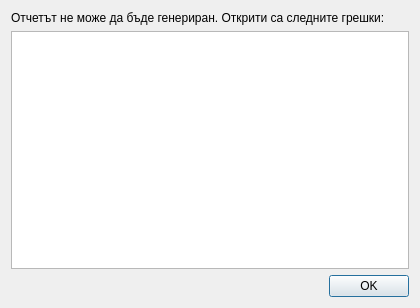
The window that src/View/ReportDialog/ReportErrorDialog/ReportErrorDialog.ui (thefinalcutbg/DinoDent) describes before a commit, drawn with Qt 5.
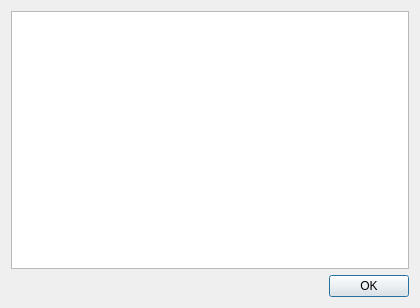
The same window after the commit.

```diff
--- a/src/View/ReportDialog/ReportErrorDialog/ReportErrorDialog.ui
+++ b/src/View/ReportDialog/ReportErrorDialog/ReportErrorDialog.ui
@@ -14,19 +14,6 @@
    <string>ReportErrorDialog</string>
   </property>
   <layout class="QVBoxLayout" name="verticalLayout">
-   <item>
-    <widget class="QLabel" name="label">
-     <property name="sizePolicy">
-      <sizepolicy hsizetype="Minimum" vsizetype="Minimum">
-       <horstretch>0</horstretch>
-       <verstretch>0</verstretch>
-      </sizepolicy>
-     </property>
-     <property name="text">
-      <string>Отчетът не може да бъде генериран. Открити са следните грешки:</string>
-     </property>
-    </widget>
-   </item>
    <item>
     <widget class="QPlainTextEdit" name="errorTextBox">
      <property name="readOnly">
```
